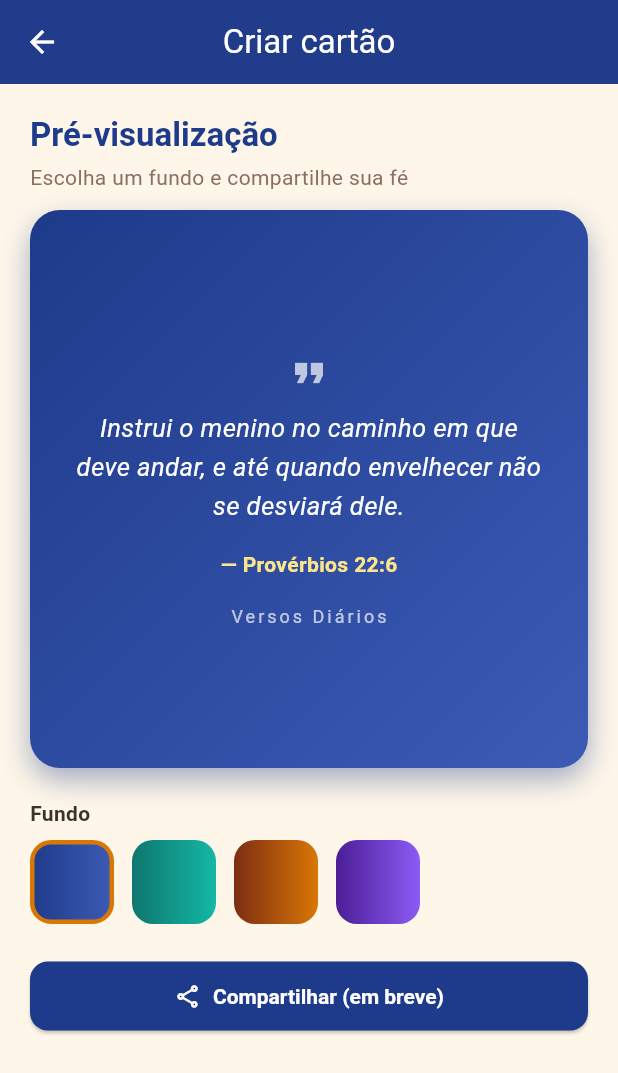
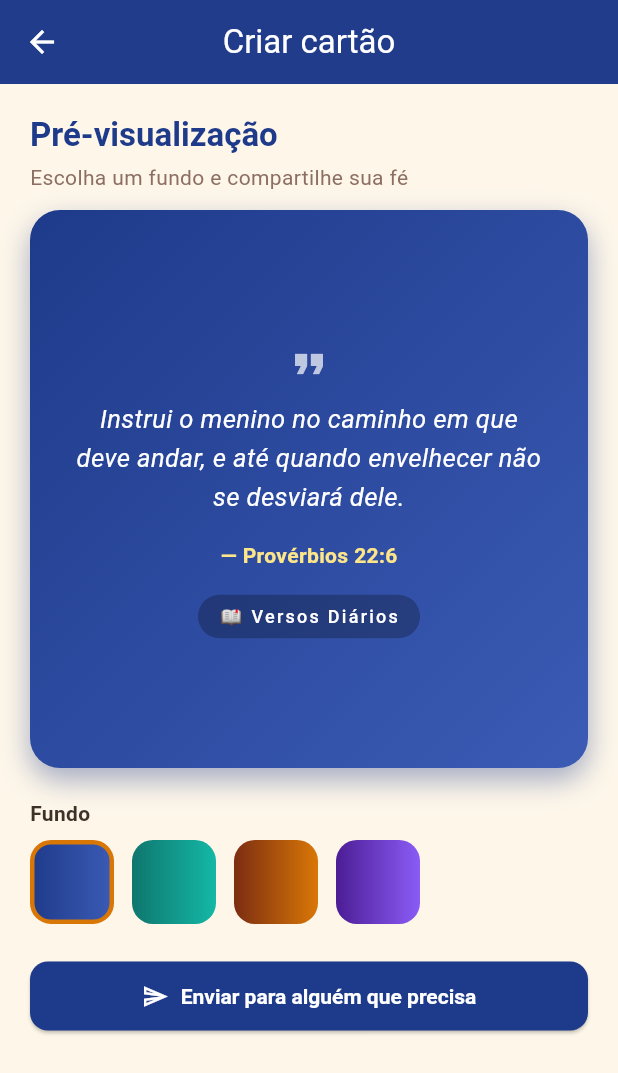
Before and after one commit to hzmc2026-cloud/versos-di-rios-, a Flutter app: the screen it shows after launch, after a tap on the "refresh" icon, after a tap on "Criar cartão", on a phone screen of 412 x 824 dp. Shown: the top 1073 px of the screen. Run offline on Flutter 3.47's test engine with Material 3 defaults, Android fonts, the phone set to English and light mode, and no system bars; our stand-ins replace flutter_local_notifications, share_plus, timezone.

Commit message:
Feat: Ícone oficial, Splash Screen, Notificações 08h e Compartilhamento com convite

```diff
--- a/lib/main.dart
+++ b/lib/main.dart
@@ -1,10 +1,17 @@
 import 'package:flutter/material.dart';
+import 'package:versos_diarios/services/notification_service.dart';
 import 'package:versos_diarios/views/card_creator_screen.dart';
 import 'package:versos_diarios/views/devotional_screen.dart';
 import 'package:versos_diarios/views/home_screen.dart';
 import 'package:versos_diarios/views/splash_screen.dart';
 
-void main() {
+void main() async {
+  WidgetsFlutterBinding.ensureInitialized();
+  try {
+    await NotificationService.instance.init();
+  } catch (_) {
+    // Notificações são opcionais: o app segue funcionando sem elas.
+  }
   runApp(const VersosDiariosApp());
 }
 
--- /dev/null
+++ b/lib/services/notification_service.dart
@@ -0,0 +1,115 @@
+import 'package:flutter_local_notifications/flutter_local_notifications.dart';
+import 'package:timezone/data/latest_all.dart' as tzdata;
+import 'package:timezone/timezone.dart' as tz;
+import 'package:versos_diarios/models/verse.dart';
+import 'package:versos_diarios/services/bible_offline_service.dart';
+
+/// Serviço de notificações locais diárias ("Pão Diário").
+///
+/// - Pede permissão ao usuário na primeira vez.
+/// - Agenda notificação diária recorrente para as 08:00 AM.
+class NotificationService {
+  NotificationService._();
+
+  static final NotificationService instance = NotificationService._();
+
+  final FlutterLocalNotificationsPlugin _plugin =
+      FlutterLocalNotificationsPlugin();
+
+  static const int dailyId = 1001;
+  static const String _channelId = 'versos_diarios_daily';
+  static const String _channelName = 'Verso Diário';
+  static const String _channelDescription =
+      'Notificação matinal com o versículo do dia';
+
+  bool _initialized = false;
+
+  /// Inicializa o plugin, pede permissão e agenda o lembrete das 08:00.
+  Future<void> init() async {
+    if (_initialized) return;
+
+    tzdata.initializeTimeZones();
+
+    const androidInit = AndroidInitializationSettings('@mipmap/ic_launcher');
+    const initSettings = InitializationSettings(android: androidInit);
+
+    await _plugin.initialize(initSettings);
+
+    await _plugin
+        .resolvePlatformSpecificImplementation<
+          AndroidFlutterLocalNotificationsPlugin
+        >()
+        ?.createNotificationChannel(
+          const AndroidNotificationChannel(
+            _channelId,
+            _channelName,
+            description: _channelDescription,
+            importance: Importance.high,
+          ),
+        );
+
+    await requestPermission();
+
+    _initialized = true;
+    await scheduleDaily8am();
+  }
+
+  /// Pede permissão de notificação (Android 13+).
+  Future<bool> requestPermission() async {
+    final android = _plugin.resolvePlatformSpecificImplementation<
+      AndroidFlutterLocalNotificationsPlugin
+    >();
+    if (android == null) return true;
+    final granted = await android.requestNotificationsPermission();
+    return granted ?? true;
+  }
+
+  /// Corpo motivacional curto baseado no Versículo do Dia.
+  String buildDailyBody([Verse? verse]) {
+    final v = verse ?? BibleOfflineService.getVerseOfDay();
+    return 'Sua palavra de ${v.theme.label.toLowerCase()} e esperança para hoje já está disponível: ${v.reference}.';
+  }
+
+  /// Agenda (ou reagenda) a notificação diária para exatamente 08:00 AM.
+  Future<void> scheduleDaily8am({Verse? verse}) async {
+    final body = buildDailyBody(verse);
+    await _plugin.zonedSchedule(
+      dailyId,
+      '📖 Verso Diário',
+      body,
+      _next8am(),
+      const NotificationDetails(
+        android: AndroidNotificationDetails(
+          _channelId,
+          _channelName,
+          channelDescription: _channelDescription,
+          importance: Importance.high,
+          priority: Priority.high,
+        ),
+      ),
+      androidScheduleMode: AndroidScheduleMode.exactAllowWhileIdle,
+      uiLocalNotificationDateInterpretation:
+          UILocalNotificationDateInterpretation.absoluteTime,
+      matchDateTimeComponents: DateTimeComponents.time,
+    );
+  }
+
+  /// Cancela a notificação diária.
+  Future<void> cancelDaily() => _plugin.cancel(dailyId);
+
+  tz.TZDateTime _next8am() {
+    final now = tz.TZDateTime.now(tz.local);
+    var scheduled = tz.TZDateTime(
+      tz.local,
+      now.year,
+      now.month,
+      now.day,
+      8,
+      0,
+    );
+    if (scheduled.isBefore(now)) {
+      scheduled = scheduled.add(const Duration(days: 1));
+    }
+    return scheduled;
+  }
+}
--- a/lib/views/card_creator_screen.dart
+++ b/lib/views/card_creator_screen.dart
@@ -1,5 +1,6 @@
 import 'package:flutter/material.dart';
 import 'package:versos_diarios/models/verse.dart';
+import 'package:versos_diarios/utils/share_helper.dart';
 import 'package:versos_diarios/widgets/app_button.dart';
 import 'package:versos_diarios/widgets/section_title.dart';
 
@@ -87,12 +88,23 @@ class _CardCreatorScreenState extends State<CardCreatorScreen> {
                       ),
                     ),
                     const SizedBox(height: 16),
-                    const Text(
-                      'Versos Diários',
-                      style: TextStyle(
-                        color: Colors.white70,
-                        fontSize: 12,
-                        letterSpacing: 2,
+                    Container(
+                      padding: const EdgeInsets.symmetric(
+                        horizontal: 14,
+                        vertical: 6,
+                      ),
+                      decoration: BoxDecoration(
+                        color: Colors.black.withValues(alpha: 0.25),
+                        borderRadius: BorderRadius.circular(20),
+                      ),
+                      child: const Text(
+                        '📖 Versos Diários',
+                        style: TextStyle(
+                          color: Colors.white,
+                          fontSize: 12,
+                          letterSpacing: 1.5,
+                          fontWeight: FontWeight.w500,
+                        ),
                       ),
                     ),
                   ],
@@ -130,17 +142,9 @@ class _CardCreatorScreenState extends State<CardCreatorScreen> {
             SizedBox(
               width: double.infinity,
               child: AppButton(
-                label: 'Compartilhar (em breve)',
-                icon: Icons.share_outlined,
-                onPressed: () {
-                  ScaffoldMessenger.of(context).showSnackBar(
-                    const SnackBar(
-                      content: Text(
-                        'O compartilhamento com imagem chegará na próxima etapa (share_plus + screenshot).',
-                      ),
-                    ),
-                  );
-                },
+                label: 'Enviar para alguém que precisa',
+                icon: Icons.send_outlined,
+                onPressed: () => ShareHelper.shareVerse(widget.verse),
               ),
             ),
           ],
--- a/lib/views/splash_screen.dart
+++ b/lib/views/splash_screen.dart
@@ -73,20 +73,13 @@ class _SplashScreenState extends State<SplashScreen>
               child: Column(
                 mainAxisAlignment: MainAxisAlignment.center,
                 children: [
-                  Container(
-                    padding: const EdgeInsets.all(28),
-                    decoration: BoxDecoration(
-                      shape: BoxShape.circle,
-                      color: Colors.white.withValues(alpha: 0.15),
-                      border: Border.all(
-                        color: const Color(0xFFFBBF24).withValues(alpha: 0.7),
-                        width: 1.5,
-                      ),
-                    ),
-                    child: const Icon(
-                      Icons.auto_stories_outlined,
-                      size: 64,
-                      color: Color(0xFFFBBF24),
+                  ClipRRect(
+                    borderRadius: BorderRadius.circular(32),
+                    child: Image.asset(
+                      'assets/app_icon.png',
+                      width: 120,
+                      height: 120,
+                      fit: BoxFit.cover,
                     ),
                   ),
                   const SizedBox(height: 28),
--- a/lib/widgets/verse_card.dart
+++ b/lib/widgets/verse_card.dart
@@ -1,18 +1,28 @@
 import 'package:flutter/material.dart';
 import 'package:versos_diarios/models/verse.dart';
+import 'package:versos_diarios/utils/share_helper.dart';
 
 /// Cartão reutilizável que exibe um versículo.
 class VerseCard extends StatelessWidget {
   final Verse verse;
   final VoidCallback? onTap;
   final bool showTheme;
+  final bool showShareButton;
+  final String? reflection;
 
   const VerseCard({
     super.key,
     required this.verse,
     this.onTap,
     this.showTheme = true,
+    this.showShareButton = false,
+    this.reflection,
   });
+
+  /// Compartilha este versículo ("Enviar para alguém que precisa").
+  Future<void> shareVerse() {
+    return ShareHelper.shareVerse(verse, reflection: reflection);
+  }
 
   @override
   Widget build(BuildContext context) {
@@ -68,6 +78,20 @@ class VerseCard extends StatelessWidget {
                   ),
                 ],
               ),
+              if (showShareButton) ...[
+                const SizedBox(height: 12),
+                SizedBox(
+                  width: double.infinity,
+                  child: TextButton.icon(
+                    onPressed: shareVerse,
+                    icon: const Icon(
+                      Icons.send_outlined,
+                      size: 18,
+                    ),
+                    label: const Text('Enviar para alguém que precisa'),
+                  ),
+                ),
+              ],
             ],
           ),
         ),
```
Also changed, not shown: lib/utils/share_helper.dart (added, +50 -0 lines), lib/views/devotional_screen.dart (+20 -2 lines), pubspec.yaml (+12 -4 lines), assets/app_icon.png (added), pubspec.lock, 11 other files.
